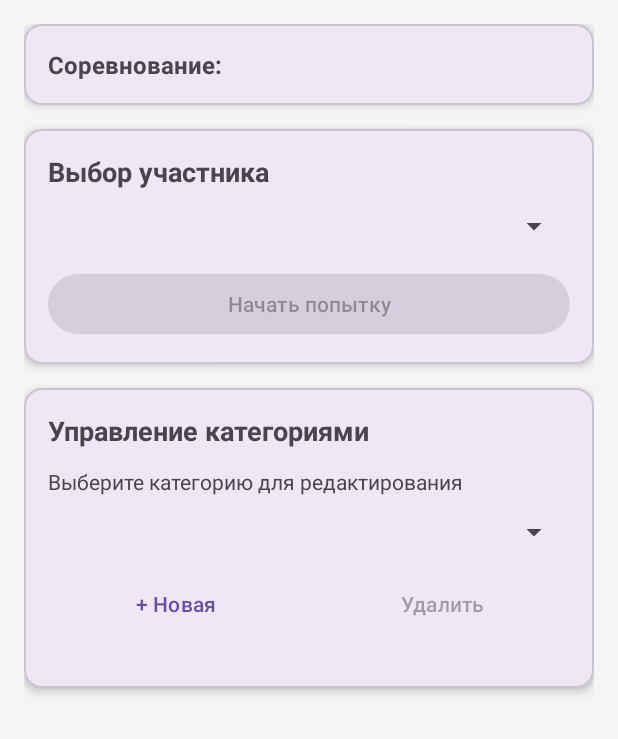
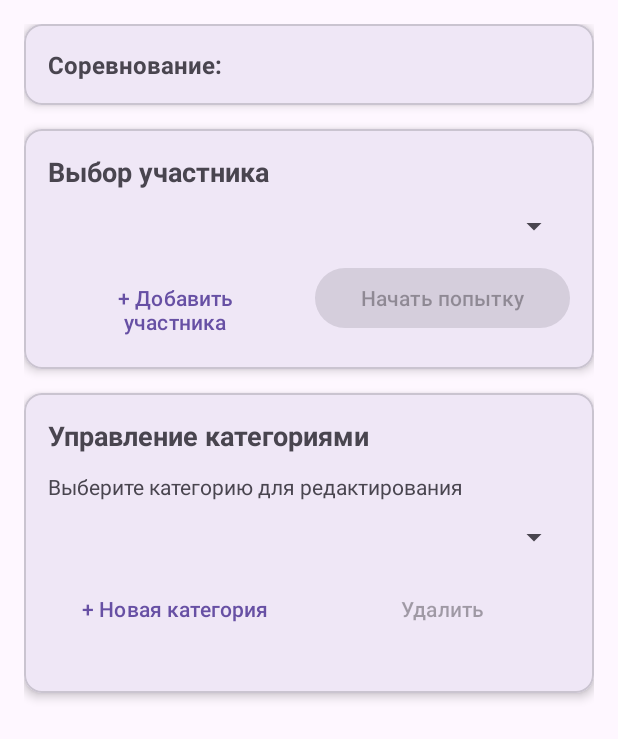
Before and after one commit to Lost756/Nosebrainapp, an Android app: the SelectorsActivity screen opened directly, with no data from a screen before it, on a phone screen of 412 x 824 dp. Shown: the top 739 px of the screen. Run offline under Robolectric (Android 15) with nearby library versions, the light colour scheme and no system bars; our stand-ins replace Room's generated code; 6 statements that could not run were skipped.

Commit message:
Удалены тестовые данные, добавлена возможность создавать своих участников (только имя)

```diff
--- a/Nosebrain/app/src/main/java/com/example/nosebrainapp/MainActivity.java
+++ b/Nosebrain/app/src/main/java/com/example/nosebrainapp/MainActivity.java
@@ -124,7 +124,6 @@ public class MainActivity extends AppCompatActivity {
         AlertDialog.Builder builder = new AlertDialog.Builder(this);
         builder.setTitle("Создание соревнования");
 
-        // Создаём поле ввода
         final TextInputEditText input = new TextInputEditText(this);
         input.setHint("Название соревнования");
         input.setPadding(50, 20, 50, 20);
--- a/Nosebrain/app/src/main/java/com/example/nosebrainapp/data/dao/CompetitionParticipantDao.java
+++ b/Nosebrain/app/src/main/java/com/example/nosebrainapp/data/dao/CompetitionParticipantDao.java
@@ -1,11 +1,45 @@
 package com.example.nosebrainapp.data.dao;
 
-import androidx.room.Dao;
-import androidx.room.Insert;
+import androidx.room.*;
 import com.example.nosebrainapp.data.entity.CompetitionParticipant;
+import java.util.List;
 
 @Dao
 public interface CompetitionParticipantDao {
+
+    // Вставка связи участника с соревнованием
     @Insert
     long insert(CompetitionParticipant competitionParticipant);
+
+    // Получить все связи для соревнования
+    @Query("SELECT * FROM competition_participants WHERE competitionId = :competitionId ORDER BY sortOrder ASC")
+    List<CompetitionParticipant> getByCompetition(int competitionId);
+
+    // Получить связь по ID участника и соревнования
+    @Query("SELECT * FROM competition_participants WHERE competitionId = :competitionId AND participantId = :participantId LIMIT 1")
+    CompetitionParticipant getByCompetitionAndParticipant(int competitionId, int participantId);
+
+    // Проверить, существует ли связь
+    @Query("SELECT EXISTS(SELECT 1 FROM competition_participants WHERE competitionId = :competitionId AND participantId = :participantId)")
+    boolean exists(int competitionId, int participantId);
+
+    // Удалить связь по ID участника и соревнования
+    @Query("DELETE FROM competition_participants WHERE competitionId = :competitionId AND participantId = :participantId")
+    void deleteByCompetitionAndParticipant(int competitionId, int participantId);
+
+    // Удалить все связи для соревнования
+    @Query("DELETE FROM competition_participants WHERE competitionId = :competitionId")
+    void deleteByCompetition(int competitionId);
+
+    // Удалить все связи для участника
+    @Query("DELETE FROM competition_participants WHERE participantId = :participantId")
+    void deleteByParticipant(int participantId);
+
+    // Обновить порядок сортировки
+    @Query("UPDATE competition_participants SET sortOrder = :sortOrder WHERE competitionId = :competitionId AND participantId = :participantId")
+    void updateSortOrder(int competitionId, int participantId, int sortOrder);
+
+    // Получить максимальный порядок сортировки для соревнования
+    @Query("SELECT COALESCE(MAX(sortOrder), 0) FROM competition_participants WHERE competitionId = :competitionId")
+    int getMaxSortOrder(int competitionId);
 }
--- a/Nosebrain/app/src/main/java/com/example/nosebrainapp/data/dao/ParticipantDao.java
+++ b/Nosebrain/app/src/main/java/com/example/nosebrainapp/data/dao/ParticipantDao.java
@@ -6,19 +6,43 @@ import java.util.List;
 
 @Dao
 public interface ParticipantDao {
+
+    // Получить всех участников
+    @Query("SELECT * FROM participants ORDER BY name ASC")
+    List<Participant> getAll();
+
+    // Получить участника по ID
+    @Query("SELECT * FROM participants WHERE id = :id")
+    Participant getById(int id);
+
+    // Получить участников, доступных для соревнования (ещё не прошедших попытку в любой категории этого соревнования)
+    @Query("SELECT p.* FROM participants p " +
+            "WHERE p.id NOT IN (SELECT DISTINCT r.participantId FROM results r " +
+            "INNER JOIN categories c ON r.categoryId = c.id " +
+            "WHERE c.competitionId = :competitionId) " +
+            "ORDER BY p.name ASC")
+    List<Participant> getAvailableForCompetition(int competitionId);
+
+    // Получить участников, привязанных к соревнованию
     @Query("SELECT p.* FROM participants p " +
             "INNER JOIN competition_participants cp ON cp.participantId = p.id " +
             "WHERE cp.competitionId = :competitionId " +
-            "AND p.id NOT IN (SELECT participantId FROM results WHERE categoryId IN " +
-            "(SELECT id FROM categories WHERE competitionId = :competitionId)) " +
             "ORDER BY cp.sortOrder ASC, p.name ASC")
-    List<Participant> getAvailableForCompetition(int competitionId);
+    List<Participant> getByCompetition(int competitionId);
 
-    @Query("SELECT * FROM participants WHERE id = :id")
-    Participant getById(int id);
-
+    // Вставка участника
     @Insert
     long insert(Participant participant);
+
+    // Обновление участника
+    @Update
+    void update(Participant participant);
+
+    // Удаление участника
+    @Delete
+    void delete(Participant participant);
+
+    // Удаление участника по ID
+    @Query("DELETE FROM participants WHERE id = :participantId")
+    void deleteById(int participantId);
 }
-
-// Также нужен SQL для таблицы competition_participants
--- a/Nosebrain/app/src/main/java/com/example/nosebrainapp/data/entity/CompetitionParticipant.java
+++ b/Nosebrain/app/src/main/java/com/example/nosebrainapp/data/entity/CompetitionParticipant.java
@@ -14,6 +14,7 @@ public class CompetitionParticipant {
 
     // Пустой конструктор (обязателен для Room)
     public CompetitionParticipant() {
+        this.sortOrder = 0;
     }
 
     // Конструктор для создания связи
--- a/Nosebrain/app/src/main/res/layout/activity_selectors.xml
+++ b/Nosebrain/app/src/main/res/layout/activity_selectors.xml
@@ -3,7 +3,7 @@
     xmlns:app="http://schemas.android.com/apk/res-auto"
     android:layout_width="match_parent"
     android:layout_height="match_parent"
-    android:background="#f5f5f5">
+    android:background="?android:attr/colorBackground">
 
     <LinearLayout
         android:layout_width="match_parent"
@@ -64,20 +64,36 @@
                     android:id="@+id/txtNoParticipants"
                     android:layout_width="match_parent"
                     android:layout_height="wrap_content"
-                    android:text="Нет доступных участников"
+                    android:text="Нет участников\n\nНажмите кнопку ниже, чтобы добавить"
                     android:textAlignment="center"
                     android:visibility="gone"
                     android:padding="24dp"
                     android:textColor="?android:attr/textColorSecondary"/>
 
-                <Button
-                    android:id="@+id/btnStartAttempt"
+                <LinearLayout
                     android:layout_width="match_parent"
                     android:layout_height="wrap_content"
-                    android:text="Начать попытку"
-                    android:layout_marginTop="16dp"
-                    android:enabled="false"
-                    style="@style/Widget.Material3.Button"/>
+                    android:orientation="horizontal"
+                    android:layout_marginTop="12dp">
+
+                    <Button
+                        android:id="@+id/btnAddParticipant"
+                        android:layout_width="0dp"
+                        android:layout_height="wrap_content"
+                        android:layout_weight="1"
+                        android:text="+ Добавить участника"
+                        android:layout_marginEnd="8dp"
+                        style="@style/Widget.Material3.Button.TextButton"/>
+
+                    <Button
+                        android:id="@+id/btnStartAttempt"
+                        android:layout_width="0dp"
+                        android:layout_height="wrap_content"
+                        android:layout_weight="1"
+                        android:text="Начать попытку"
+                        android:enabled="false"
+                        style="@style/Widget.Material3.Button"/>
+                </LinearLayout>
             </LinearLayout>
         </com.google.android.material.card.MaterialCardView>
 
@@ -127,7 +143,7 @@
                         android:layout_width="0dp"
                         android:layout_height="wrap_content"
                         android:layout_weight="1"
-                        android:text="+ Новая"
+                        android:text="+ Новая категория"
                         android:layout_marginEnd="8dp"
                         style="@style/Widget.Material3.Button.TextButton"/>
 
```
Also changed, not shown: Nosebrain/app/src/main/java/com/example/nosebrainapp/SelectorsActivity.java (+60 -22 lines), Nosebrain/app/src/main/java/com/example/nosebrainapp/data/AppDatabase.java (+5 -3 lines), Nosebrain/app/src/main/java/com/example/nosebrainapp/data/DatabaseSeeder.java (+2 -82 lines), Nosebrain/app/src/main/java/com/example/nosebrainapp/data/repository/CompetitionRepository.java (+130 -27 lines), Nosebrain/app/src/main/res/layout/item_penalty_rule.xml (added, +91 -0 lines), Nosebrain/app/src/main/res/values/arrays.xml (added, +7 -0 lines).
